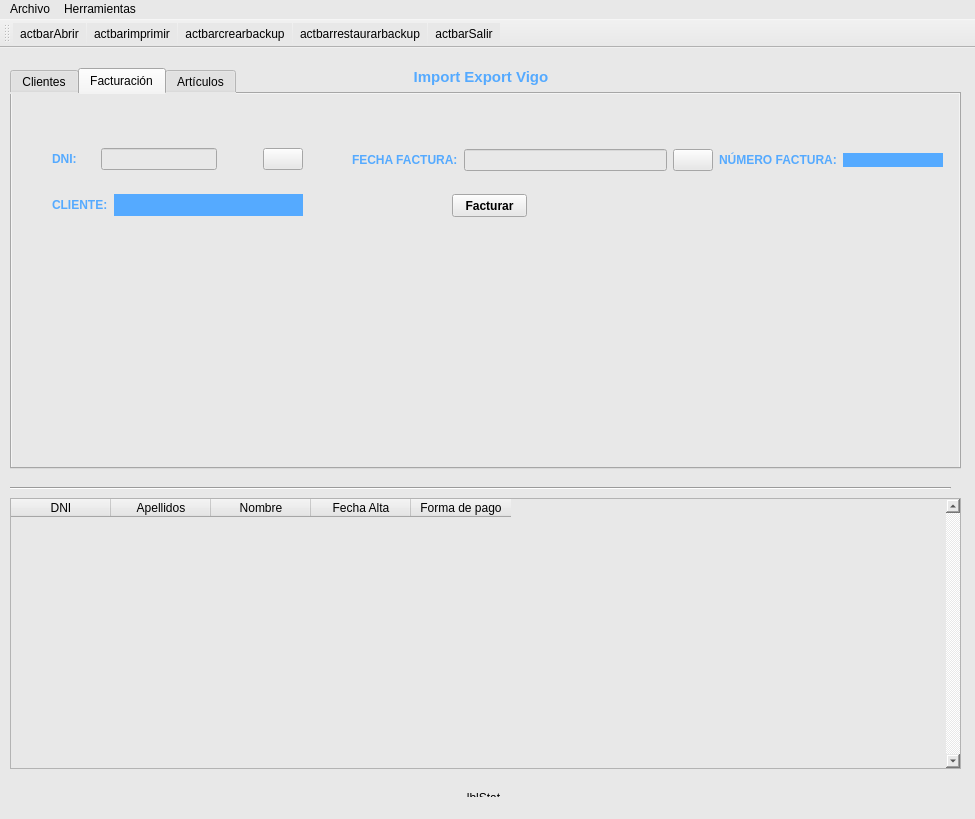
Qt form window.ui (RadicalKill/fernandezserra) before a commit.
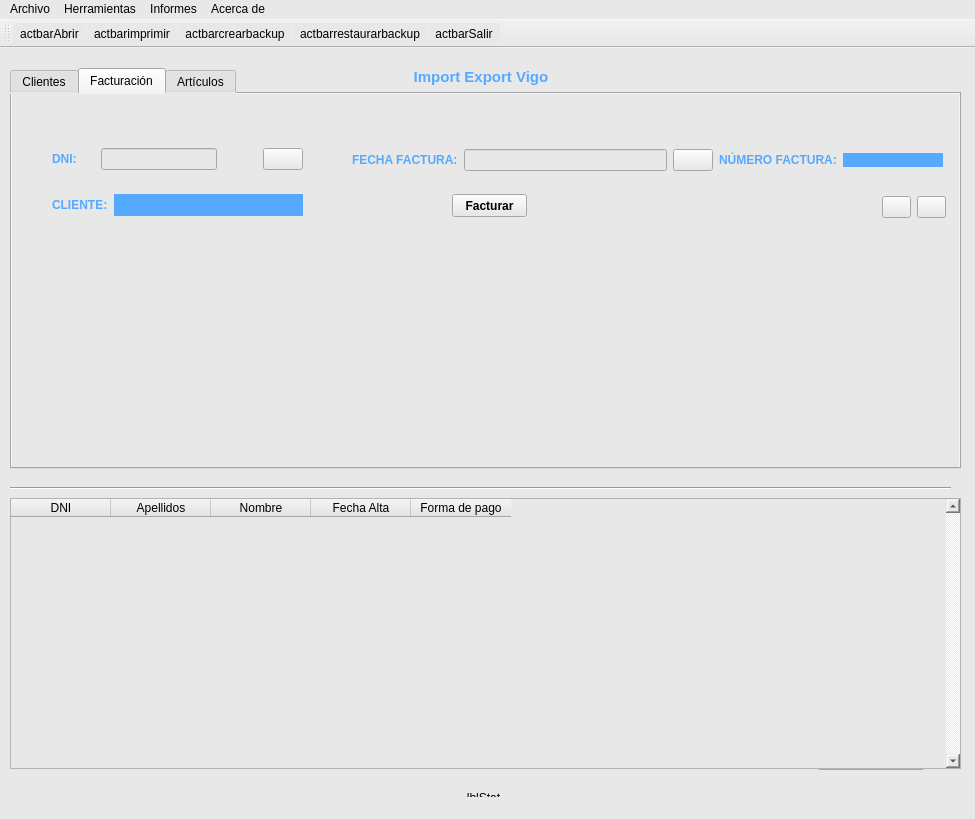
The same form after that commit. The open tabs and pages were chosen to show the change. Icons and pictures are not drawn.

The edit to the form file:
```diff
--- a/window.ui
+++ b/window.ui
@@ -1060,6 +1060,46 @@
        </item>
       </layout>
      </widget>
+     <widget class="QWidget" name="">
+      <property name="geometry">
+       <rect>
+        <x>870</x>
+        <y>100</y>
+        <width>64</width>
+        <height>26</height>
+       </rect>
+      </property>
+      <layout class="QHBoxLayout" name="horizontalLayout_22">
+       <item>
+        <widget class="QPushButton" name="btnLimpiarFact">
+         <property name="text">
+          <string/>
+         </property>
+         <property name="icon">
+          <iconset>
+           <normaloff>img/recargar.ico</normaloff>img/recargar.ico</iconset>
+         </property>
+        </widget>
+       </item>
+       <item>
+        <widget class="QPushButton" name="btnImprimir2Fact">
+         <property name="text">
+          <string/>
+         </property>
+         <property name="icon">
+          <iconset>
+           <normaloff>img/814618.png</normaloff>img/814618.png</iconset>
+         </property>
+         <property name="iconSize">
+          <size>
+           <width>16</width>
+           <height>16</height>
+          </size>
+         </property>
+        </widget>
+       </item>
+      </layout>
+     </widget>
     </widget>
     <widget class="QWidget" name="tab_3">
      <attribute name="title">
@@ -1570,27 +1610,154 @@
      <set>Qt::AlignCenter</set>
     </property>
    </widget>
-   <widget class="QLabel" name="lbl_venta">
+   <widget class="QWidget" name="layoutWidget_2">
     <property name="geometry">
      <rect>
-      <x>560</x>
-      <y>650</y>
-      <width>47</width>
-      <height>13</height>
+      <x>740</x>
+      <y>670</y>
+      <width>185</width>
+      <height>22</height>
      </rect>
     </property>
-    <property name="font">
-     <font>
-      <weight>75</weight>
-      <bold>true</bold>
-     </font>
+    <layout class="QHBoxLayout" name="horizontalLayout_24">
+     <item>
+      <widget class="QLabel" name="label_6">
+       <property name="text">
+        <string>IVA:</string>
+       </property>
+      </widget>
+     </item>
+     <item>
+      <widget class="QLineEdit" name="txtIva">
+       <property name="sizePolicy">
+        <sizepolicy hsizetype="Fixed" vsizetype="Fixed">
+         <horstretch>0</horstretch>
+         <verstretch>0</verstretch>
+        </sizepolicy>
+       </property>
+      </widget>
+     </item>
+    </layout>
+   </widget>
+   <widget class="QWidget" name="layoutWidget_5">
+    <property name="geometry">
+     <rect>
+      <x>740</x>
+      <y>700</y>
+      <width>185</width>
+      <height>22</height>
+     </rect>
     </property>
-    <property name="text">
-     <string/>
+    <layout class="QHBoxLayout" name="horizontalLayout_25">
+     <item>
+      <widget class="QLabel" name="label_7">
+       <property name="font">
+        <font>
+         <weight>75</weight>
+         <bold>true</bold>
+        </font>
+       </property>
+       <property name="text">
+        <string>TOTAL:</string>
+       </property>
+      </widget>
+     </item>
+     <item>
+      <widget class="QLineEdit" name="txtTotal">
+       <property name="sizePolicy">
+        <sizepolicy hsizetype="Fixed" vsizetype="Fixed">
+         <horstretch>0</horstretch>
+         <verstretch>0</verstretch>
+        </sizepolicy>
+       </property>
+      </widget>
+     </item>
+    </layout>
+   </widget>
+   <widget class="QWidget" name="">
+    <property name="geometry">
+     <rect>
+      <x>740</x>
+      <y>640</y>
+      <width>185</width>
+      <height>22</height>
+     </rect>
     </property>
-    <property name="alignment">
-     <set>Qt::AlignCenter</set>
+    <layout class="QHBoxLayout" name="horizontalLayout_23">
+     <item>
+      <widget class="QLabel" name="label_5">
+       <property name="text">
+        <string>Subtotal:</string>
+       </property>
+      </widget>
+     </item>
+     <item>
+      <widget class="QLineEdit" name="txtSubtotal"/>
+     </item>
+    </layout>
+   </widget>
+   <widget class="QWidget" name="">
+    <property name="geometry">
+     <rect>
+      <x>300</x>
+      <y>610</y>
+      <width>621</width>
+      <height>25</height>
+     </rect>
     </property>
+    <layout class="QHBoxLayout" name="horizontalLayout_26">
+     <item>
+      <widget class="QLabel" name="lbl_venta">
+       <property name="sizePolicy">
+        <sizepolicy hsizetype="Expanding" vsizetype="Preferred">
+         <horstretch>0</horstretch>
+         <verstretch>0</verstretch>
+        </sizepolicy>
+       </property>
+       <property name="font">
+        <font>
+         <weight>75</weight>
+         <bold>true</bold>
+        </font>
+       </property>
+       <property name="text">
+        <string/>
+       </property>
+       <property name="alignment">
+        <set>Qt::AlignCenter</set>
+       </property>
+      </widget>
+     </item>
+     <item>
+      <spacer name="horizontalSpacer_16">
+       <property name="orientation">
+        <enum>Qt::Horizontal</enum>
+       </property>
+       <property name="sizeType">
+        <enum>QSizePolicy::Fixed</enum>
+       </property>
+       <property name="sizeHint" stdset="0">
+        <size>
+         <width>40</width>
+         <height>20</height>
+        </size>
+       </property>
+      </spacer>
+     </item>
+     <item>
+      <widget class="QPushButton" name="btnBorrarVenta">
+       <property name="sizePolicy">
+        <sizepolicy hsizetype="Fixed" vsizetype="Fixed">
+         <horstretch>0</horstretch>
+         <verstretch>0</verstretch>
+        </sizepolicy>
+       </property>
+       <property name="text">
+        <string>Borrar venta</string>
+       </property>
+      </widget>
+     </item>
+    </layout>
    </widget>
    <zorder>lbl_venta</zorder>
    <zorder>labelventatab</zorder>
@@ -1632,8 +1799,23 @@
     <addaction name="actionCrearBackup"/>
     <addaction name="actionRestaurarBD"/>
    </widget>
+   <widget class="QMenu" name="menuInformes">
+    <property name="title">
+     <string>Informes</string>
+    </property>
+    <addaction name="actionListadoClientes"/>
+    <addaction name="actionListadoProductos"/>
+   </widget>
+   <widget class="QMenu" name="menuA">
+    <property name="title">
+     <string>Acerca de</string>
+    </property>
+    <addaction name="actionInformation"/>
+   </widget>
    <addaction name="menuArchivo"/>
    <addaction name="menuHerramientas"/>
+   <addaction name="menuInformes"/>
+   <addaction name="menuA"/>
   </widget>
   <widget class="QStatusBar" name="statusbar">
    <property name="styleSheet">
```
Left out of the diff: 58 changed lines with no effect on the pictures.
